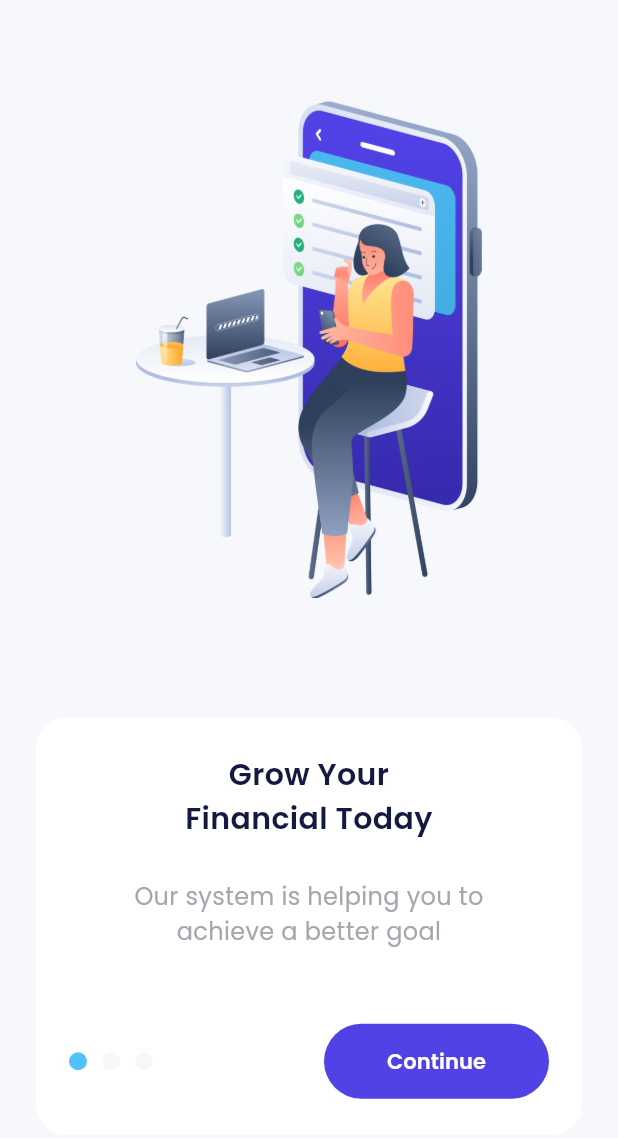
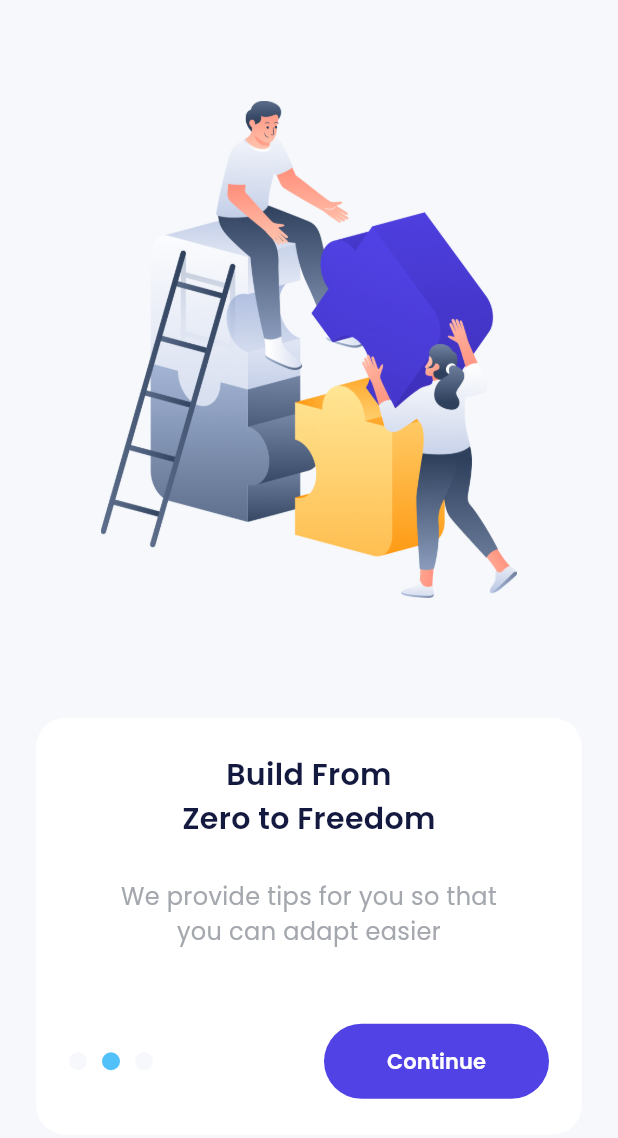
Before and after one commit to faricandrevano/E-Wallet-Flutter, a Flutter app: the screen it shows after launch, after a tap on "Continue", on a phone screen of 412 x 824 dp. Shown: the top 1138 px of the screen. Run offline on Flutter 3.47's test engine with Material 3 defaults, Android fonts, the phone set to English and light mode, and no system bars; drawn by our look-alikes of carousel_slider; our stand-ins replace google_fonts.

Commit message:
modified oboarding page

```diff
--- a/lib/ui/pages/onborading_page.dart
+++ b/lib/ui/pages/onborading_page.dart
@@ -2,9 +2,17 @@ import 'package:carousel_slider/carousel_slider.dart';
 import 'package:dana/shared/theme.dart';
 import 'package:flutter/material.dart';
 
-class OnboardingPage extends StatelessWidget {
+class OnboardingPage extends StatefulWidget {
   const OnboardingPage({super.key});
 
+  @override
+  State<OnboardingPage> createState() => _OnboardingPageState();
+}
+class _OnboardingPageState extends State<OnboardingPage> {
+  CarouselController controllerCarousel = CarouselController();
+  int pageIndex = 0;
+  final List<String> titleBoarding = ['Grow Your\nFinancial Today','Build From\nZero to Freedom','Start Together'];
+  final List<String> contentBoarding = ['Our system is helping you to\nachieve a better goal','We provide tips for you so that\nyou can adapt easier','We will guide you to where\nyou wanted it too'];
   @override
   Widget build(BuildContext context) {
     final List<Widget> imageCarousel = [
@@ -29,10 +37,16 @@ class OnboardingPage extends StatelessWidget {
           children: [
             CarouselSlider(
               items: imageCarousel,
+              carouselController: controllerCarousel,
               options: CarouselOptions(
                 height: 331,
                 viewportFraction: 1,
                 enableInfiniteScroll: false,
+                onPageChanged: (index, reason) {
+                  setState(() {
+                    pageIndex = index;
+                  });
+                },
               ),
             ),
             const SizedBox(height: 80),
@@ -46,7 +60,7 @@ class OnboardingPage extends StatelessWidget {
               child: Column(
                 children: [
                   Text(
-                    'Grow Your \nFinancial Today',
+                    titleBoarding[pageIndex],
                     textAlign: TextAlign.center,
                     style: blackTextStyle.copyWith(
                       fontSize: 20,
@@ -55,7 +69,7 @@ class OnboardingPage extends StatelessWidget {
                   ),
                   const SizedBox(height: 26),
                   Text(
-                    'Our system is helping you to \nachieve a better goal',
+                    contentBoarding[pageIndex],
                     textAlign: TextAlign.center,
                     style: greyTextStyle.copyWith(
                       fontSize: 16,
@@ -73,7 +87,7 @@ class OnboardingPage extends StatelessWidget {
                         margin: const EdgeInsets.only(right: 10),
                         decoration: BoxDecoration(
                           shape: BoxShape.circle,
-                          color: blueColor,
+                          color: pageIndex == 0 ? blueColor : lightBackgroundColor ,
                         ),
                       ),
                       Container(
@@ -82,7 +96,7 @@ class OnboardingPage extends StatelessWidget {
                         margin: const EdgeInsets.only(right: 10),
                         decoration: BoxDecoration(
                           shape: BoxShape.circle,
-                          color: lightBackgroundColor,
+                          color: pageIndex == 1 ? blueColor : lightBackgroundColor,
                         ),
                       ),
                       Container(
@@ -91,7 +105,7 @@ class OnboardingPage extends StatelessWidget {
                         margin: const EdgeInsets.only(right: 10),
                         decoration: BoxDecoration(
                           shape: BoxShape.circle,
-                          color: lightBackgroundColor,
+                          color: pageIndex == 2 ? blueColor : lightBackgroundColor,
                         ),
                       ),
                       const Spacer(),
@@ -106,7 +120,9 @@ class OnboardingPage extends StatelessWidget {
                               borderRadius: BorderRadius.circular(56),
                             ),
                           ),
-                          onPressed: () {},
+                          onPressed: () {
+                            controllerCarousel.nextPage();
+                          },
                           child: Text(
                             'Continue',
                             style:
```
